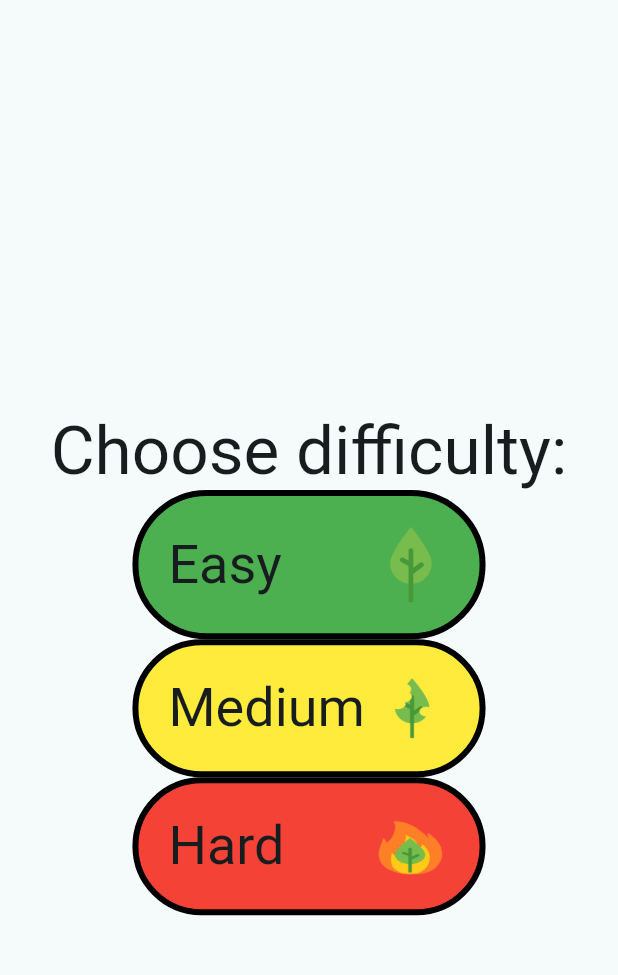
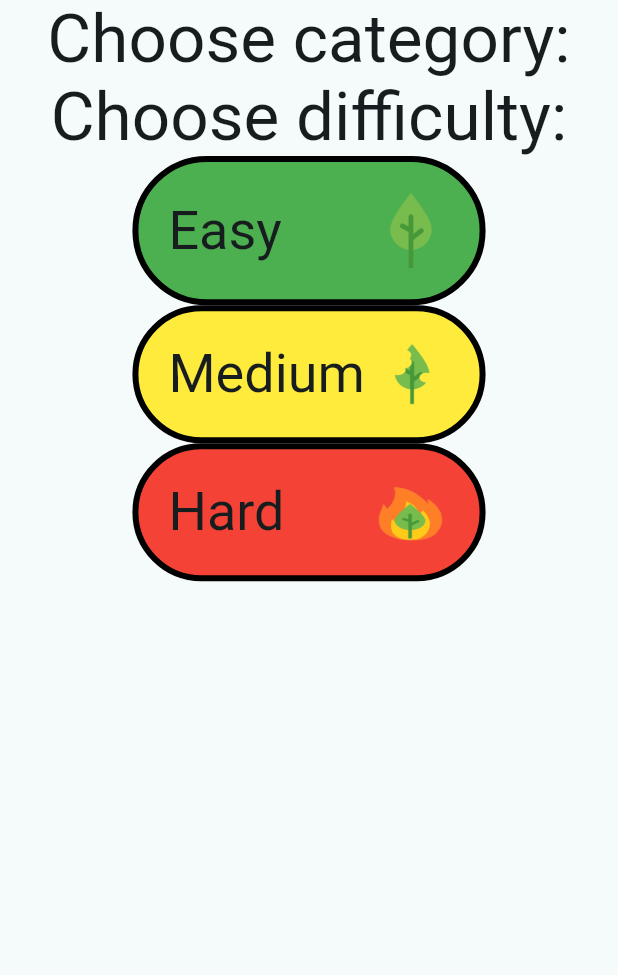
Before and after one commit to bogbrz/brain_check, a Flutter app: the PreGamePage screen opened directly, on a phone screen of 412 x 824 dp, the part 84-1059 px from its top. Run offline on Flutter 3.47's test engine with Material 3 defaults, Android fonts, the phone set to English and light mode, and no system bars.

Commit message:
implement parts of ui

```diff
--- a/lib/app/features/pages/pre_game_page.dart
+++ b/lib/app/features/pages/pre_game_page.dart
@@ -16,16 +16,11 @@ class PreGamePage extends StatelessWidget {
         ),
         backgroundColor: Color.fromARGB(255, 27, 58, 93),
       ),
-      body: Column(
+      body: Center(
+        child: Column(
           children: [
-          Center(
-            child: SizedBox(
-              height: MediaQuery.of(context).size.height / 3,
-              width: MediaQuery.of(context).size.width / 2,
-            ),
-          ),
-          Column(
-            children: [
+            Text("Choose category:",
+                style: Theme.of(context).textTheme.displayMedium),
             Text("Choose difficulty:",
                 style: Theme.of(context).textTheme.displayMedium),
             Container(
@@ -38,8 +33,7 @@ class PreGamePage extends StatelessWidget {
               child: Row(
                 mainAxisAlignment: MainAxisAlignment.spaceBetween,
                 children: [
-                    Text("Easy",
-                        style: Theme.of(context).textTheme.displaySmall),
+                  Text("Easy", style: Theme.of(context).textTheme.displaySmall),
                   Image(
                     image: AssetImage("images/leave.png"),
                     width: MediaQuery.of(context).size.width / 8,
@@ -76,8 +70,7 @@ class PreGamePage extends StatelessWidget {
               child: Row(
                 mainAxisAlignment: MainAxisAlignment.spaceBetween,
                 children: [
-                    Text("Hard",
-                        style: Theme.of(context).textTheme.displaySmall),
+                  Text("Hard", style: Theme.of(context).textTheme.displaySmall),
                   Image(
                     image: AssetImage("images/fire_leaf_scale.png"),
                     width: MediaQuery.of(context).size.width / 8,
@@ -87,7 +80,6 @@ class PreGamePage extends StatelessWidget {
             ),
           ],
         ),
-        ],
       ),
     );
   }
```
Lines whose indentation alone changed are shown as unchanged.
